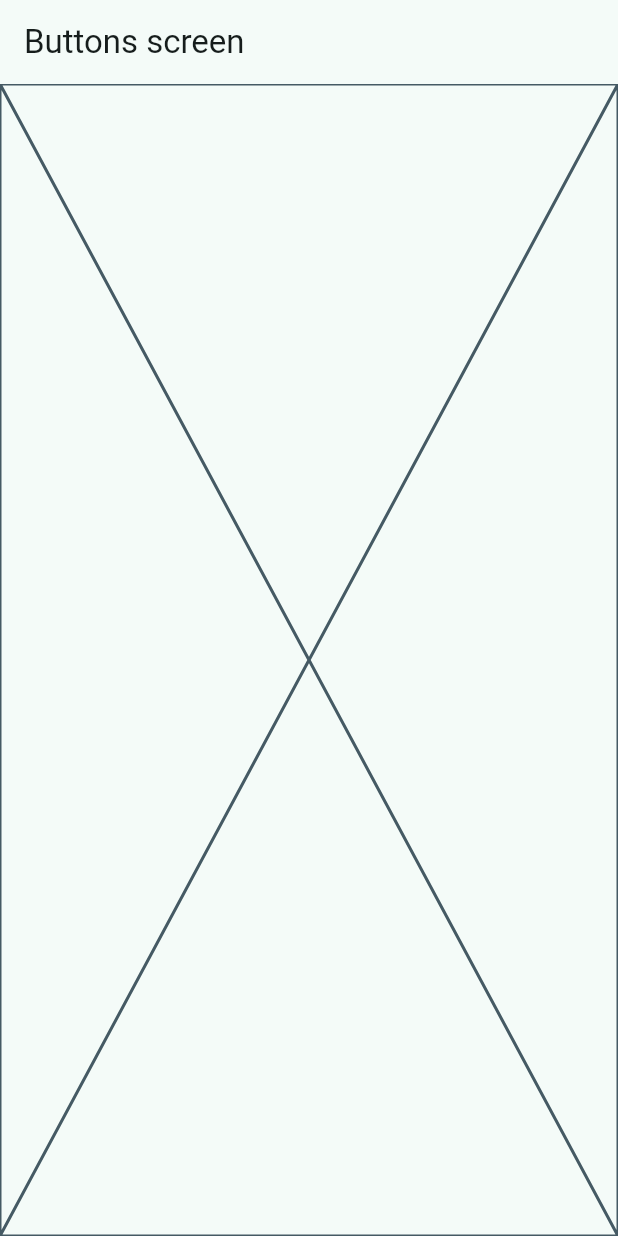
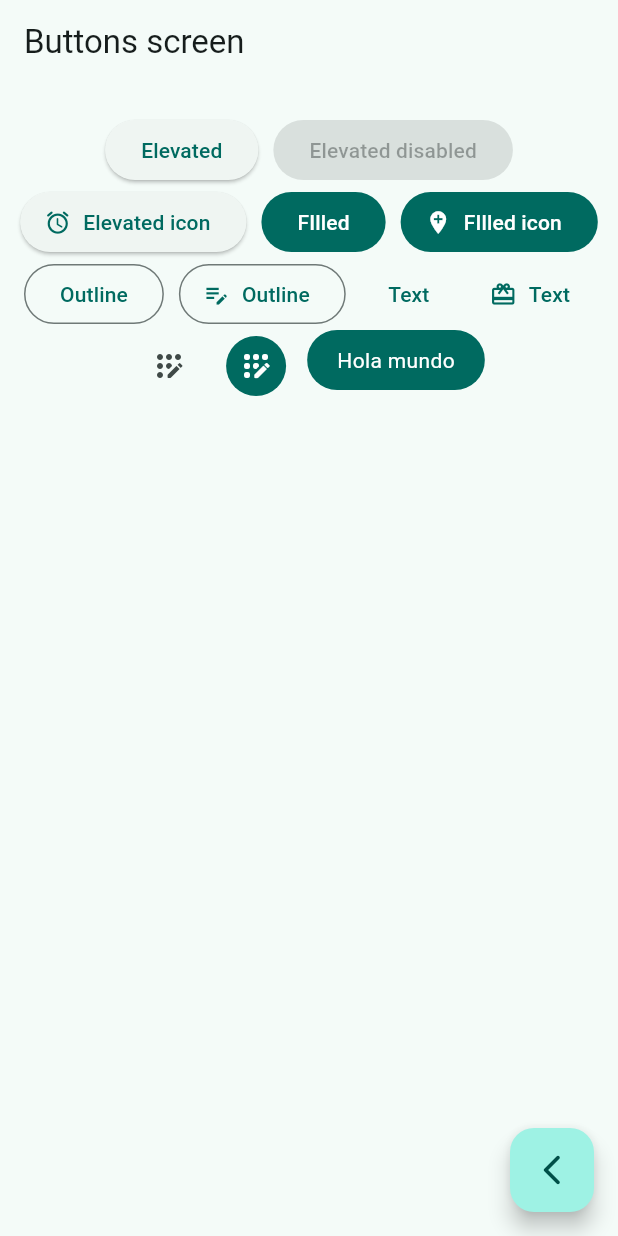
Before and after one commit to jortegah79/WidgetsAppFlutter, a Flutter app: the ButtonsScreen screen opened by its route, on a phone screen of 412 x 824 dp. Run offline on Flutter 3.47's test engine with Material 3 defaults, Android fonts, the phone set to English and light mode, and no system bars; our stand-ins replace go_router.

Commit message:
Custom button

```diff
--- a/lib/presentation/screens/buttons/buttons_screen.dart
+++ b/lib/presentation/screens/buttons/buttons_screen.dart
@@ -1,15 +1,105 @@
 import 'package:flutter/material.dart';
+import 'package:go_router/go_router.dart';
+import 'package:widgets_app/config/router/app_router.dart';
 
 class ButtonsScreen extends StatelessWidget {
-
-  static const String name='buttons_screen';
+  static const String name = 'buttons_screen';
 
   const ButtonsScreen({super.key});
 
   @override
   Widget build(BuildContext context) {
     return Scaffold(
-        appBar: AppBar(title: const Text("Buttons screen")),
-        body: const Placeholder());
+      appBar: AppBar(title: const Text("Buttons screen")),
+      body: const _ButtonsView(),
+      floatingActionButton: FloatingActionButton(
+        onPressed: () {
+          context.pop();
+        },
+        child: const Icon(Icons.arrow_back_ios_new_rounded),
+      ),
+    );
   }
 }
+
+class _ButtonsView extends StatelessWidget {
+  const _ButtonsView({
+    super.key,
+  });
+
+  @override
+  Widget build(BuildContext context) {
+    final colors = Theme.of(context).colorScheme;
+
+    return SizedBox(
+      width: double.infinity,
+      child: Padding(
+        padding: const EdgeInsets.symmetric(horizontal: 5, vertical: 20),
+        child: Wrap(
+          spacing: 10,
+          alignment: WrapAlignment.center,
+          children: [
+            ElevatedButton(onPressed: () {}, child: const Text("Elevated")),
+            const ElevatedButton(
+                onPressed: null, child: Text("Elevated disabled")),
+            ElevatedButton.icon(
+                onPressed: () {},
+                icon: const Icon(Icons.access_alarm_rounded),
+                label: const Text("Elevated icon")),
+            FilledButton(onPressed: () {}, child: Text("FIlled")),
+            FilledButton.icon(
+                onPressed: () {},
+                icon: const Icon(Icons.add_location),
+                label: Text("FIlled icon")),
+            OutlinedButton(onPressed: () {}, child: Text("Outline")),
+            OutlinedButton.icon(
+                onPressed: () {},
+                label: Text("Outline"),
+                icon: Icon(Icons.edit_note_outlined)),
+            TextButton(onPressed: () {}, child: const Text("Text")),
+            TextButton.icon(
+                onPressed: () {},
+                icon: const Icon(Icons.wallet_giftcard),
+                label: const Text("Text")),
+            IconButton(
+                onPressed: () {}, icon: Icon(Icons.app_registration_rounded)),
+            IconButton(
+              onPressed: () {},
+              icon: Icon(Icons.app_registration_rounded),
+              style: ButtonStyle(
+                  backgroundColor: WidgetStatePropertyAll(colors.primary),
+                  iconColor: WidgetStatePropertyAll(Colors.white)),
+            ),
+            _CustomButton()
+          ],
+        ),
+      ),
+    );
+  }
+}
+
+class _CustomButton extends StatelessWidget {
+  const _CustomButton({super.key});
+
+  @override
+  Widget build(BuildContext context) {
+    final colors = Theme.of(context).colorScheme;
+
+    return ClipRRect(
+      borderRadius: BorderRadius.circular(20),
+      child: Material(
+        color: colors.primary,
+        child: InkWell(
+          onTap: () {},
+          child: Padding(
+            padding: const EdgeInsets.symmetric(horizontal: 20, vertical: 10),
+            child: Text(
+              "Hola mundo",
+              style: TextStyle(color: Colors.white),
+            ),
+          ),
+        ),
+      ),
+    );
+  }
+}
```
